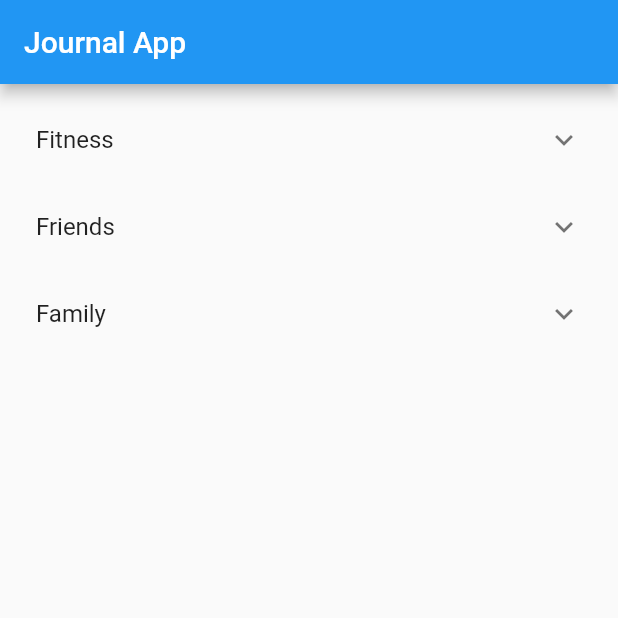
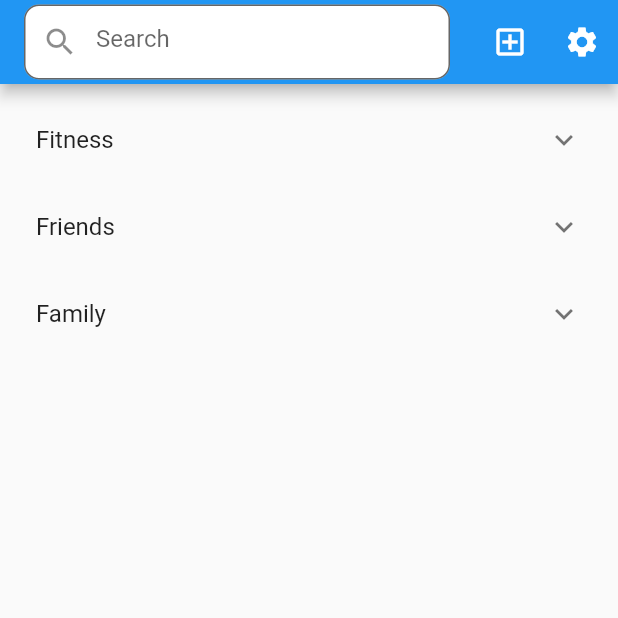
Before and after one commit to mishildesai/Journal-App, a Flutter app: the screen it shows after launch, on a phone screen of 412 x 824 dp, the top half of it. Run offline on Flutter 3.47's test engine with Material 2 defaults, Android fonts, the phone set to English and light mode, and no system bars; our stand-ins replace drift; accounts and stored records are empty; generated files the repository leaves out were written again.

Commit message:
Added Appbar icons, search field, and placeholder pages.

```diff
--- a/lib/screens/home_screen.dart
+++ b/lib/screens/home_screen.dart
@@ -1,8 +1,10 @@
 import 'package:flutter/material.dart';
 import 'package:journal_app/main.dart';
 import 'package:journal_app/models/category.dart';
+import 'package:journal_app/screens/settings_screen.dart';
 
 import '../models/journal.dart';
+import 'add_journal_screen.dart';
 
 class HomeScreen extends StatefulWidget {
   const HomeScreen({Key? key}) : super(key: key);
@@ -19,8 +21,8 @@ class HomeScreenState extends State<HomeScreen> {
   @override
   void initState() {
     for (int count = 0; count < 5; count++) {
-      _journals
-          .add(Journal(count, 1, "Journal $count", "Hello, this is some text for Journal $count."));
+      _journals.add(Journal(count, 1, "Journal $count",
+          "Hello, this is some text for Journal $count."));
     }
 
     _categories.add(Category(1, "Fitness", Colors.red, _journals));
@@ -43,7 +45,40 @@ class HomeScreenState extends State<HomeScreen> {
   @override
   Widget build(BuildContext context) {
     return Scaffold(
-        appBar: AppBar(title: const Text(JournalApp.appName)),
+        appBar: AppBar(
+            title: Container(
+                height: 50,
+                child: TextField(
+                    decoration: InputDecoration(
+                        hintText: 'Search',
+                        border: OutlineInputBorder(
+                            borderRadius: BorderRadius.circular(10.0)),
+                        filled: true,
+                        fillColor: Colors.white,
+                        prefixIcon: Icon(
+                            Icons.search)))), //const Text(JournalApp.appName),
+            actions: ([
+              IconButton(
+                onPressed: () {
+                  Navigator.push(
+                      context,
+                      MaterialPageRoute(
+                          builder: (context) => const AddJournalScreen()));
+                },
+                icon: Icon(Icons.add_box_outlined, color: Colors.white),
+              ),
+              IconButton(
+                  onPressed: () {
+                    Navigator.push(
+                        context,
+                        MaterialPageRoute(
+                            builder: (context) => const SettingsScreen()));
+                  },
+                  icon: Icon(Icons.settings, color: Colors.white)),
+              //TextField(
+              //decoration: InputDecoration(
+              //hintText: 'Search', prefixIcon: Icon(Icons.search)))
+            ])),
         body: Column(
           children: [
             Expanded(
@@ -53,7 +88,8 @@ class HomeScreenState extends State<HomeScreen> {
                   itemCount: _categories.length,
                   itemBuilder: (BuildContext context, int index) {
                     return ExpansionTile(
-                        title: Text(_categories[index].name), children: journalTiles);
+                        title: Text(_categories[index].name),
+                        children: journalTiles);
                   }),
             )
           ],
```
Also changed, not shown: lib/screens/add_journal_screen.dart (added, +16 -0 lines), lib/screens/settings_screen.dart (added, +16 -0 lines).
